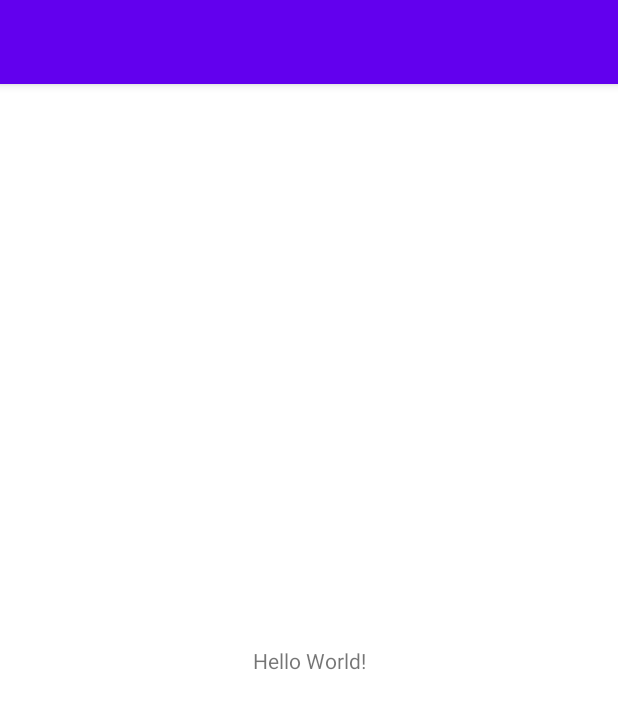
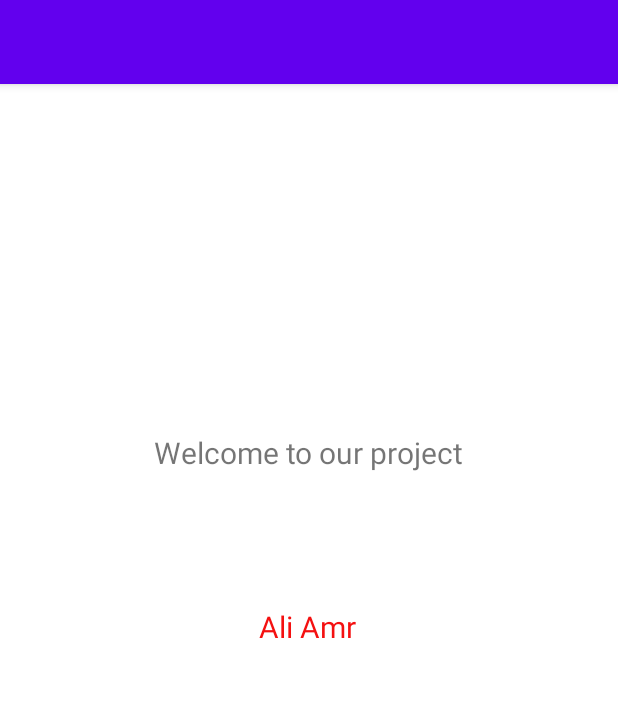
Before and after one commit to abdallagaber/Tech_Zone_APP, an Android app: the screen it shows after launch (MainActivity), on a phone screen of 412 x 824 dp. Shown: the top 709 px of the screen. Run offline under Robolectric (Android 15) with nearby library versions, the light colour scheme and no system bars.

Commit message:
Initial commit

```diff
--- a/app/src/main/res/layout/activity_main.xml
+++ b/app/src/main/res/layout/activity_main.xml
@@ -9,10 +9,27 @@
     <TextView
         android:layout_width="wrap_content"
         android:layout_height="wrap_content"
-        android:text="Hello World!"
+        android:text="Welcome to our project"
+        android:textSize="20sp"
         app:layout_constraintBottom_toBottomOf="parent"
         app:layout_constraintEnd_toEndOf="parent"
+        app:layout_constraintHorizontal_bias="0.497"
         app:layout_constraintStart_toStartOf="parent"
-        app:layout_constraintTop_toTopOf="parent" />
+        app:layout_constraintTop_toTopOf="parent"
+        app:layout_constraintVertical_bias="0.313" />
+
+    <TextView
+        android:id="@+id/textView2"
+        android:layout_width="wrap_content"
+        android:layout_height="wrap_content"
+        android:text="Ali Amr"
+        android:textColor="#F41010"
+        android:textSize="20sp"
+        app:layout_constraintBottom_toBottomOf="parent"
+        app:layout_constraintEnd_toEndOf="parent"
+        app:layout_constraintHorizontal_bias="0.498"
+        app:layout_constraintStart_toStartOf="parent"
+        app:layout_constraintTop_toTopOf="parent"
+        app:layout_constraintVertical_bias="0.47" />
 
 </androidx.constraintlayout.widget.ConstraintLayout>
```
